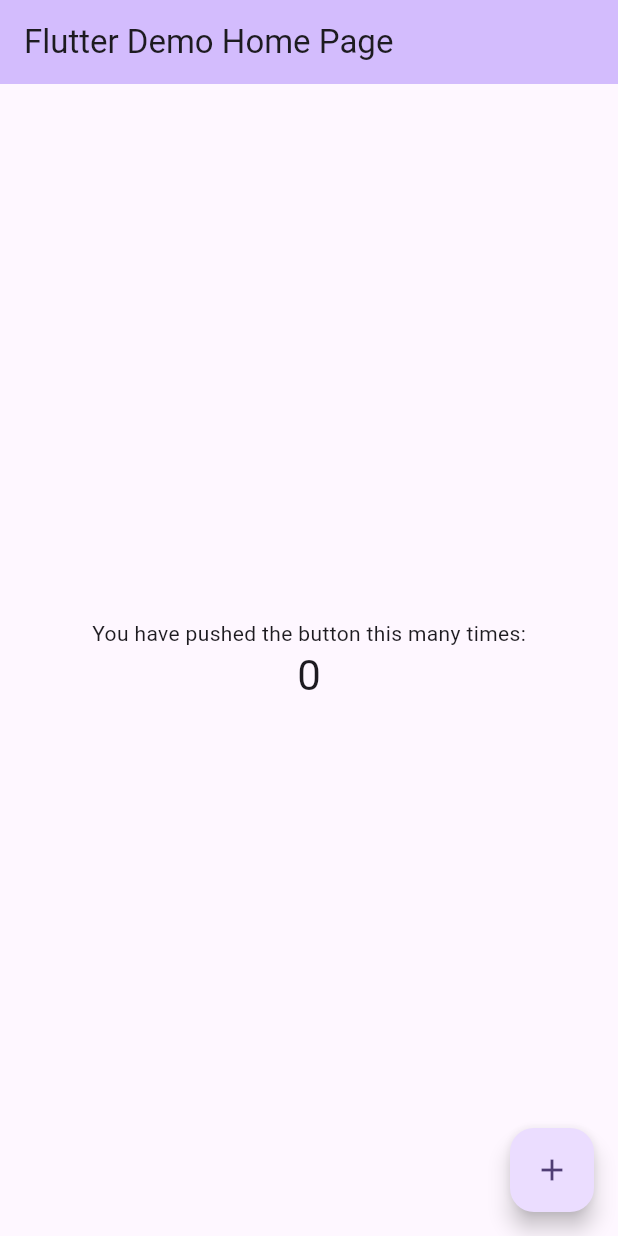
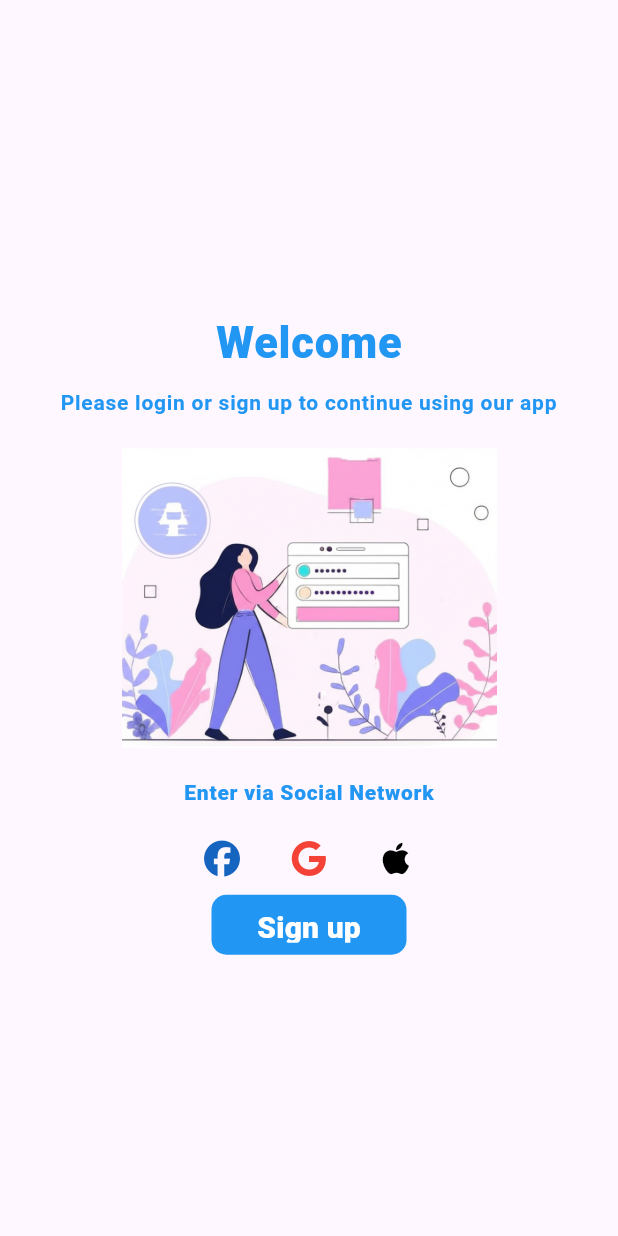
Before and after one commit to faheemnaveed07/project_with_faheem, a Flutter app: the screen it shows after launch, on a phone screen of 412 x 824 dp. Run offline on Flutter 3.47's test engine with Material 3 defaults, Android fonts, the phone set to English and light mode, and no system bars; our stand-ins replace font_awesome_flutter, gap, google_fonts.

Commit message:
utils folder created

```diff
--- /dev/null
+++ b/lib/Welcome.dart
@@ -0,0 +1,106 @@
+import 'package:flutter/material.dart';
+import 'package:font_awesome_flutter/font_awesome_flutter.dart';
+import 'package:gap/gap.dart';
+import 'package:google_fonts/google_fonts.dart';
+import 'package:project_clone/utils/constants.dart';
+
+class Welcome extends StatefulWidget {
+  const Welcome({super.key});
+
+  @override
+  State<Welcome> createState() => _LoginPageState();
+}
+
+class _LoginPageState extends State<Welcome> {
+  @override
+  Widget build(BuildContext context) {
+    return Scaffold(
+      body: Center(
+        child: Padding(
+          padding: const EdgeInsets.only(top: 20.0, left: 20, right: 20),
+          child: Column(
+            crossAxisAlignment: CrossAxisAlignment.center,
+            mainAxisSize: MainAxisSize.min,
+            children: [
+              Text(
+                'Welcome',
+                style: TextStyle(
+                  color: myPrimaryColor,
+                  letterSpacing: 0.5,
+       fontSize: 29,
+                  fontWeight: FontWeight.w900,
+                ),
+              ),
+              const SizedBox(height: 10),
+              Text(
+                "Please login or sign up to continue using our app",
+                style: TextStyle(
+                  color: myPrimaryColor,
+                  letterSpacing: 0.5,
+                  fontWeight: FontWeight.w600,
+                ),
+                textAlign: TextAlign.center,
+              ),
+              const SizedBox(height: 20),
+              Container(
+                height: 200,
+                width: 250,
+                child: Image.asset(
+                  "assets/images/pic1.png",
+                  fit: BoxFit.cover,
+                ),
+              ),
+              const SizedBox(height: 20),
+              Text(
+                'Enter via Social Network',
+                style: TextStyle(
+                  color: myPrimaryColor,
+                  letterSpacing: 0.5,
+                  fontWeight: FontWeight.w900,
+                ),
+              ),
+              const SizedBox(height: 10),
+              Row(
+                mainAxisAlignment: MainAxisAlignment.center,
+                children: [
+                  IconButton(
+                    onPressed: () {},
+                    icon: FaIcon(
+                      FontAwesomeIcons.facebook,
+                      color: Colors.blue[800],
+                    ),
+                  ),
+          Gap(10),
+                  IconButton(
+                    onPressed: () {},
+                    icon: FaIcon(
+                      FontAwesomeIcons.google,
+                      color: Colors.red,
+                    ),
+                  ),
+                  Gap(10),
+                  IconButton(
+                    onPressed: () {},
+                    icon: FaIcon(
+                      FontAwesomeIcons.apple,
+                      color: Colors.black,
+                    ),
+                  ),
+                ],
+              ),
+              Container(
+                height: 40,
+                  width: 130,
+
+                  decoration: BoxDecoration(
+                    color: myPrimaryColor,
+                    borderRadius: BorderRadius.circular(10)
+                  ),
+                  child: TextButton(onPressed: (){}, child: Text("Sign up",style: TextStyle(fontWeight: FontWeight.w900,fontSize: 20,color: Colors.white),)))
+            ],
+          ),
+        ),
+      ),
+    );
+  }
+}
--- a/lib/main.dart
+++ b/lib/main.dart
@@ -1,4 +1,6 @@
 import 'package:flutter/material.dart';
+
+import 'Welcome.dart';
 
 void main() {
   runApp(const MyApp());
@@ -11,115 +13,9 @@
   @override
   Widget build(BuildContext context) {
     return MaterialApp(
-      title: 'Flutter Demo',
-      theme: ThemeData(
-        // This is the theme of your application.
-        //
-        // TRY THIS: Try running your application with "flutter run". You'll see
-        // the application has a purple toolbar. Then, without quitting the app,
-        // try changing the seedColor in the colorScheme below to Colors.green
-        // and then invoke "hot reload" (save your changes or press the "hot
-        // reload" button in a Flutter-supported IDE, or press "r" if you used
-        // the command line to start the app).
-        //
-        // Notice that the counter didn't reset back to zero; the application
-        // state is not lost during the reload. To reset the state, use hot
-        // restart instead.
-        //
-        // This works for code too, not just values: Most code changes can be
-        // tested with just a hot reload.
-        colorScheme: ColorScheme.fromSeed(seedColor: Colors.deepPurple),
-        useMaterial3: true,
-      ),
-      home: const MyHomePage(title: 'Flutter Demo Home Page'),
+      debugShowCheckedModeBanner: false,
+
+      home: Welcome(),
     );
   }
 }
-
-class MyHomePage extends StatefulWidget {
-  const MyHomePage({super.key, required this.title});
-
-  // This widget is the home page of your application. It is stateful, meaning
-  // that it has a State object (defined below) that contains fields that affect
-  // how it looks.
-
-  // This class is the configuration for the state. It holds the values (in this
-  // case the title) provided by the parent (in this case the App widget) and
-  // used by the build method of the State. Fields in a Widget subclass are
-  // always marked "final".
-
-  final String title;
-
-  @override
-  State<MyHomePage> createState() => _MyHomePageState();
-}
-
-class _MyHomePageState extends State<MyHomePage> {
-  int _counter = 0;
-
-  void _incrementCounter() {
-    setState(() {
-      // This call to setState tells the Flutter framework that something has
-      // changed in this State, which causes it to rerun the build method below
-      // so that the display can reflect the updated values. If we changed
-      // _counter without calling setState(), then the build method would not be
-      // called again, and so nothing would appear to happen.
-      _counter++;
-    });
-  }
-
-  @override
-  Widget build(BuildContext context) {
-    // This method is rerun every time setState is called, for instance as done
-    // by the _incrementCounter method above.
-    //
-    // The Flutter framework has been optimized to make rerunning build methods
-    // fast, so that you can just rebuild anything that needs updating rather
-    // than having to individually change instances of widgets.
-    return Scaffold(
-      appBar: AppBar(
-        // TRY THIS: Try changing the color here to a specific color (to
-        // Colors.amber, perhaps?) and trigger a hot reload to see the AppBar
-        // change color while the other colors stay the same.
-        backgroundColor: Theme.of(context).colorScheme.inversePrimary,
-        // Here we take the value from the MyHomePage object that was created by
-        // the App.build method, and use it to set our appbar title.
-        title: Text(widget.title),
-      ),
-      body: Center(
-        // Center is a layout widget. It takes a single child and positions it
-        // in the middle of the parent.
-        child: Column(
-          // Column is also a layout widget. It takes a list of children and
-          // arranges them vertically. By default, it sizes itself to fit its
-          // children horizontally, and tries to be as tall as its parent.
-          //
-          // Column has various properties to control how it sizes itself and
-          // how it positions its children. Here we use mainAxisAlignment to
-          // center the children vertically; the main axis here is the vertical
-          // axis because Columns are vertical (the cross axis would be
-          // horizontal).
-          //
-          // TRY THIS: Invoke "debug painting" (choose the "Toggle Debug Paint"
-          // action in the IDE, or press "p" in the console), to see the
-          // wireframe for each widget.
-          mainAxisAlignment: MainAxisAlignment.center,
-          children: <Widget>[
-            const Text(
-              'You have pushed the button this many times:',
-            ),
-            Text(
-              '$_counter',
-              style: Theme.of(context).textTheme.headlineMedium,
-            ),
-          ],
-        ),
-      ),
-      floatingActionButton: FloatingActionButton(
-        onPressed: _incrementCounter,
-        tooltip: 'Increment',
-        child: const Icon(Icons.add),
-      ), // This trailing comma makes auto-formatting nicer for build methods.
-    );
-  }
-}
--- /dev/null
+++ b/lib/utils/constants.dart
@@ -0,0 +1,3 @@
+import 'package:flutter/material.dart';
+
+var myPrimaryColor=Colors.blue;
```
Also changed, not shown: pubspec.yaml (+6 -2 lines), assets/images/pic1.png (added), pubspec.lock, 1 other file.
